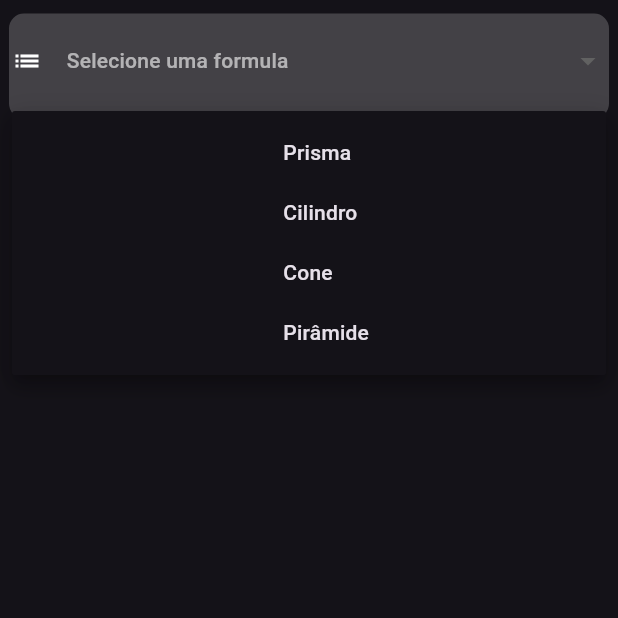
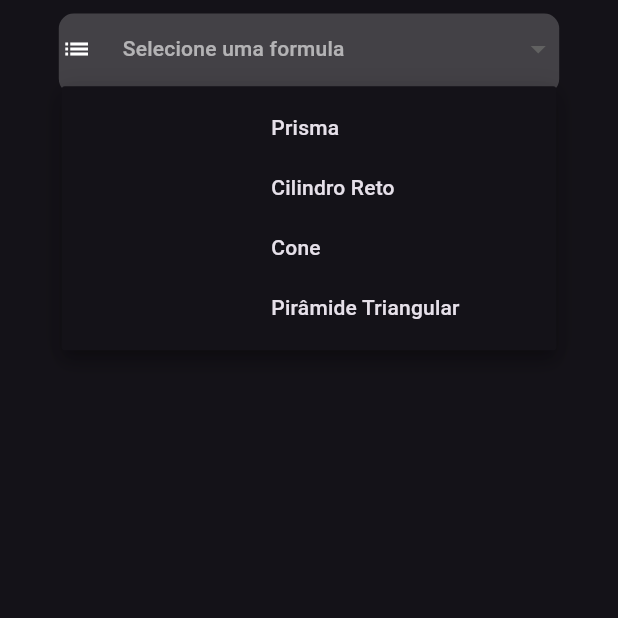
Before and after one commit to JoaoPedrosag/calc_mat, a Flutter app: the screen it shows after launch, after a tap on "Selecione uma formula", on a phone screen of 412 x 824 dp, the top half of it. Run offline on Flutter 3.47's test engine with Material 2 defaults, Android fonts, the light colour scheme and no system bars; drawn by our look-alikes of dropdown_button2; our stand-ins replace flutter_mobx, flutter_modular, lottie, mobx; generated files the repository leaves out were written again.

Commit message:
falta os calc

```diff
--- a/lib/src/modules/calc/calc_view.dart
+++ b/lib/src/modules/calc/calc_view.dart
@@ -14,9 +14,6 @@ class HomePage extends StatefulWidget {
 
 class _HomePageState extends State<HomePage> {
   final controller = Modular.get<CalcController>();
-  final a = TextEditingController();
-  final b = TextEditingController();
-  final c = TextEditingController();
   final _formKey = GlobalKey<FormState>();
 
   String? selectItems;
@@ -33,8 +30,8 @@ class _HomePageState extends State<HomePage> {
                   Padding(
                     padding: const EdgeInsets.all(8.0),
                     child: SizedBox(
-                      height: MediaQuery.of(context).size.height * 0.08,
-                      width: MediaQuery.of(context).size.width,
+                      height: MediaQuery.of(context).size.height * 0.06,
+                      width: MediaQuery.of(context).size.width * 0.8,
                       child: Container(
                         decoration: BoxDecoration(
                           borderRadius: BorderRadius.circular(10),
@@ -58,7 +55,7 @@ class _HomePageState extends State<HomePage> {
                                 ),
                                 SizedBox(
                                   width:
-                                      MediaQuery.of(context).size.width * 0.04,
+                                      MediaQuery.of(context).size.width * 0.05,
                                 ),
                                 Text(
                                   controller.selectedItem,
@@ -79,7 +76,7 @@ class _HomePageState extends State<HomePage> {
                                             width: MediaQuery.of(context)
                                                     .size
                                                     .width *
-                                                0.4,
+                                                0.3,
                                           ),
                                           Text(
                                             item,
@@ -112,16 +109,22 @@ class _HomePageState extends State<HomePage> {
                     height: MediaQuery.of(context).size.height * 0.02,
                   ),
                   controller.selectedItem != 'Selecione uma formula'
-                      ? Image(width: 300, image: AssetImage(controller.image))
+                      ? Image(
+                          width: 250,
+                          color: Colors.blue,
+                          image: AssetImage(controller.image))
                       : Container(),
+                  const SizedBox(
+                    height: 18,
+                  ),
                   controller.a
                       ? Padding(
-                          padding: const EdgeInsets.all(8.0),
+                          padding: const EdgeInsets.all(12.0),
                           child: SizedBox(
                             width: MediaQuery.of(context).size.width * 0.4,
                             child: CustomTextFormField(
                               labelText: controller.firstInput,
-                              controller: a,
+                              controller: controller.inputA,
                               keyboardType: TextInputType.number,
                             ),
                           ),
@@ -134,7 +137,7 @@ class _HomePageState extends State<HomePage> {
                             width: MediaQuery.of(context).size.width * 0.4,
                             child: CustomTextFormField(
                               labelText: controller.secondInput,
-                              controller: b,
+                              controller: controller.inputB,
                               keyboardType: TextInputType.number,
                             ),
                           ),
@@ -147,13 +150,13 @@ class _HomePageState extends State<HomePage> {
                             width: MediaQuery.of(context).size.width * 0.4,
                             child: CustomTextFormField(
                               labelText: controller.thirdInput,
-                              controller: c,
+                              controller: controller.inputC,
                               keyboardType: TextInputType.number,
                             ),
                           ),
                         )
                       : Container(),
-                  a.text.isNotEmpty && b.text.isNotEmpty
+                  controller.selectedItem != 'Selecione uma formula'
                       ? SizedBox(
                           width: MediaQuery.of(context).size.width * 0.7,
                           height: MediaQuery.of(context).size.height * 0.07,
@@ -166,10 +169,8 @@ class _HomePageState extends State<HomePage> {
                             ),
                             onPressed: () {
                               if (_formKey.currentState!.validate()) {
-                                controller.btnCal = true;
                                 controller.btnReset = true;
-                                controller.calculateCilindro(
-                                    double.parse(a.text), double.parse(b.text));
+                                controller.calculateForm();
                               }
                             },
                             child: const Text('Calcular'),
@@ -191,9 +192,6 @@ class _HomePageState extends State<HomePage> {
                               ),
                             ),
                             onPressed: () {
-                              a.clear();
-                              b.clear();
-                              c.clear();
                               controller.resetVariables();
                             },
                             child: const Text('Limpar'),
```
Also changed, not shown: lib/src/modules/calc/controller_calc.dart (+43 -14 lines), lib/src/modules/calc/controller_calc.g.dart.
